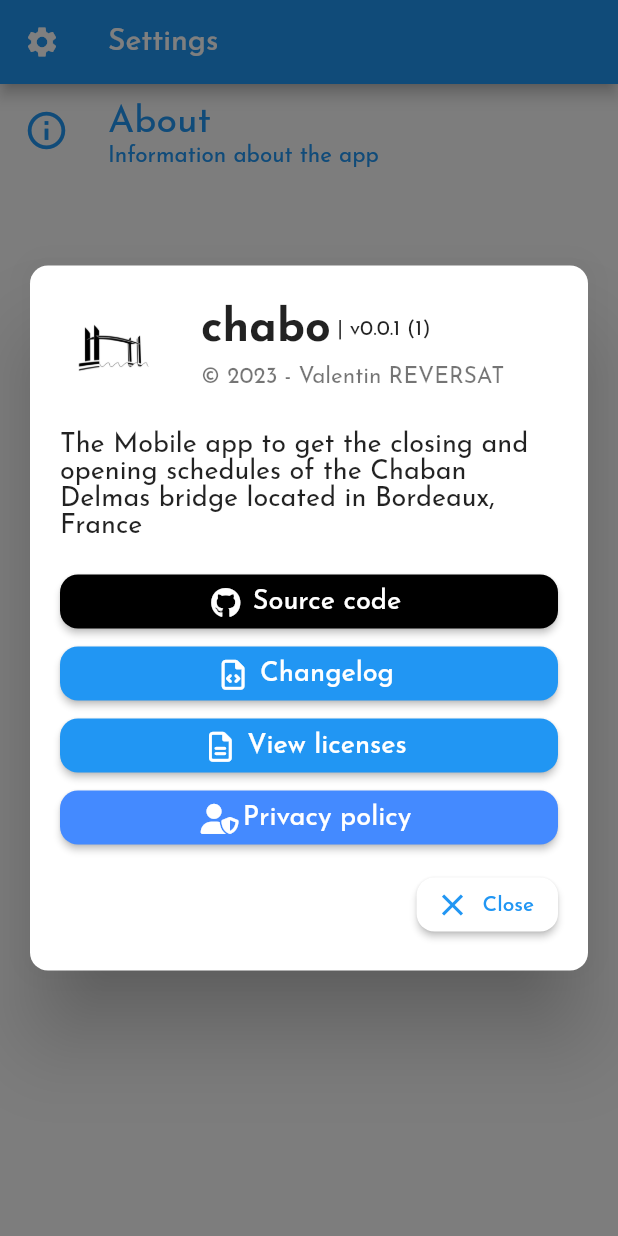
After one commit to vareversat/chabo-app, a Flutter app: the SettingsScreen screen opened directly, after a tap on "About", on a phone screen of 412 x 824 dp. The commit adds this screen. Run offline on Flutter 3.47's test engine with Material 2 defaults, Android fonts, the phone set to English and light mode, and no system bars; our stand-ins replace bloc_concurrency, equatable, flutter_bloc, flutter_markdown, font_awesome_flutter, google_fonts and 2 more; generated files the repository leaves out were written again; network calls fail.

Commit message:
feat(about_info): add about dialog into the settings screen

```diff
--- /dev/null
+++ b/lib/const.dart
@@ -0,0 +1,13 @@
+
+class Const {
+  /// App
+  static const String appName = 'Chabo';
+
+  /// Paths
+  static const String changelogPath = 'CHANGELOG.md';
+  static const String appLogoPath = 'assets/images/chabo_icon.png';
+
+  /// Link
+  static const String githubLink = 'https://github.com/vareversat/carg';
+  static const String privacyInfoLink = 'https://chabo.vareversat.fr/privacy';
+}
--- /dev/null
+++ b/lib/custom_properties.dart
@@ -0,0 +1,5 @@
+class CustomProperties {
+
+  static const double borderRadius = 12;
+
+}
--- /dev/null
+++ b/lib/dialogs/carg_about_dialog.dart
@@ -0,0 +1,226 @@
+import 'package:chabo/const.dart';
+import 'package:chabo/custom_properties.dart';
+import 'package:chabo/screens/changelog_screen.dart';
+import 'package:flutter/material.dart';
+import 'package:flutter_gen/gen_l10n/app_localizations.dart';
+import 'package:font_awesome_flutter/font_awesome_flutter.dart';
+import 'package:package_info_plus/package_info_plus.dart';
+import 'package:url_launcher/url_launcher_string.dart';
+
+class CargAboutDialog extends StatelessWidget {
+  final String _legalLease = '© ${DateTime.now().year} - Valentin REVERSAT';
+  final Widget _iconWidget = Padding(
+      padding: const EdgeInsets.all(5),
+      child: SizedBox(
+        height: 60,
+        width: 60,
+        child: Image.asset(Const.appLogoPath),
+      ));
+
+  CargAboutDialog({Key? key}) : super(key: key);
+
+  void _launchURL(String url, BuildContext context) async {
+    if (await canLaunchUrlString(url)) {
+      await launchUrlString(url, mode: LaunchMode.externalApplication);
+    } else {
+      throw '${AppLocalizations.of(context)!.unableToOpen}$url';
+    }
+  }
+
+  @override
+  Widget build(BuildContext context) {
+    return FutureBuilder<PackageInfo>(
+      builder: (context, snapshot) {
+        if (snapshot.connectionState == ConnectionState.waiting) {
+          return const Center(child: CircularProgressIndicator());
+        }
+        if (snapshot.connectionState == ConnectionState.none &&
+            snapshot.data == null) {
+          return Text(AppLocalizations.of(context)!.unableAppInfo);
+        }
+        return AlertDialog(
+          insetPadding: const EdgeInsets.symmetric(horizontal: 20),
+          titlePadding: const EdgeInsets.all(20),
+          contentPadding: const EdgeInsets.symmetric(horizontal: 20),
+          actionsPadding: const EdgeInsets.fromLTRB(0, 10, 20, 20),
+          title: Row(
+            crossAxisAlignment: CrossAxisAlignment.center,
+            children: <Widget>[
+              IconTheme(data: Theme.of(context).iconTheme, child: _iconWidget),
+              Expanded(
+                child: Padding(
+                  padding: const EdgeInsets.symmetric(horizontal: 24.0),
+                  child: Column(
+                    crossAxisAlignment: CrossAxisAlignment.start,
+                    children: <Widget>[
+                      Row(
+                        children: [
+                          Text(
+                            snapshot.data!.appName,
+                            style: Theme.of(context)
+                                .textTheme
+                                .headlineSmall!
+                                .copyWith(
+                                  fontWeight: FontWeight.bold,
+                                  fontSize: 30,
+                                ),
+                          ),
+                          Text(
+                              ' | v${snapshot.data!.version} (${snapshot.data!.buildNumber})',
+                              style: Theme.of(context).textTheme.bodyMedium),
+                        ],
+                      ),
+                      const SizedBox(height: 10),
+                      Text(
+                        _legalLease,
+                        style: Theme.of(context).textTheme.bodySmall!.copyWith(
+                              fontSize: 15,
+                            ),
+                      ),
+                    ],
+                  ),
+                ),
+              ),
+            ],
+          ),
+          shape: RoundedRectangleBorder(
+              borderRadius:
+                  BorderRadius.circular(CustomProperties.borderRadius)),
+          content: ListBody(children: <Widget>[
+            Text(
+              '${AppLocalizations.of(context)!.appDescription}\n',
+              style: const TextStyle(fontSize: 18),
+            ),
+            ElevatedButton.icon(
+                key: const ValueKey('sourceCodeButton'),
+                onPressed: () => _launchURL(Const.githubLink, context),
+                style: ButtonStyle(
+                    backgroundColor:
+                        MaterialStateProperty.all<Color>(Colors.black),
+                    foregroundColor: MaterialStateProperty.all<Color>(
+                        Theme.of(context).cardColor),
+                    shape: MaterialStateProperty.all<OutlinedBorder>(
+                        RoundedRectangleBorder(
+                            borderRadius: BorderRadius.circular(
+                                CustomProperties.borderRadius)))),
+                label: Text(AppLocalizations.of(context)!.sourceCode,
+                    style: const TextStyle(fontSize: 18)),
+                icon: const Icon(
+                  FontAwesomeIcons.github,
+                  size: 20,
+                )),
+            ElevatedButton.icon(
+                style: ButtonStyle(
+                  backgroundColor: MaterialStateProperty.all<Color>(
+                      Theme.of(context).colorScheme.secondary),
+                  foregroundColor: MaterialStateProperty.all<Color>(
+                      Theme.of(context).cardColor),
+                  shape: MaterialStateProperty.all<OutlinedBorder>(
+                    RoundedRectangleBorder(
+                      borderRadius: BorderRadius.circular(
+                        CustomProperties.borderRadius,
+                      ),
+                    ),
+                  ),
+                ),
+                onPressed: () => Navigator.push(
+                      context,
+                      MaterialPageRoute(
+                        builder: (context) => const ChangeLogScreen(),
+                      ),
+                    ),
+                label: Text(AppLocalizations.of(context)!.changelog,
+                    style: const TextStyle(fontSize: 18)),
+                icon: const Icon(
+                  FontAwesomeIcons.fileCode,
+                  size: 20,
+                )),
+            ElevatedButton.icon(
+                style: ButtonStyle(
+                  backgroundColor: MaterialStateProperty.all<Color>(
+                      Theme.of(context).primaryColor),
+                  foregroundColor: MaterialStateProperty.all<Color>(
+                      Theme.of(context).cardColor),
+                  shape: MaterialStateProperty.all<OutlinedBorder>(
+                    RoundedRectangleBorder(
+                      borderRadius: BorderRadius.circular(
+                        CustomProperties.borderRadius,
+                      ),
+                    ),
+                  ),
+                ),
+                onPressed: () {
+                  showLicensePage(
+                    context: context,
+                    applicationName: snapshot.data!.appName,
+                    applicationVersion:
+                        'v${snapshot.data!.version}+${snapshot.data!.buildNumber}',
+                    applicationIcon: _iconWidget,
+                    applicationLegalese: _legalLease,
+                  );
+                },
+                label: Text(
+                  MaterialLocalizations.of(context).viewLicensesButtonLabel[0] +
+                      MaterialLocalizations.of(context)
+                          .viewLicensesButtonLabel
+                          .substring(1)
+                          .toLowerCase(),
+                  style: const TextStyle(
+                    fontSize: 18,
+                  ),
+                ),
+                icon: const Icon(
+                  FontAwesomeIcons.fileLines,
+                  size: 20,
+                )),
+            ElevatedButton.icon(
+                key: const ValueKey('privacyButton'),
+                onPressed: () => _launchURL(Const.privacyInfoLink, context),
+                style: ButtonStyle(
+                  backgroundColor:
+                      MaterialStateProperty.all<Color>(Colors.blueAccent),
+                  foregroundColor: MaterialStateProperty.all<Color>(
+                      Theme.of(context).cardColor),
+                  shape: MaterialStateProperty.all<OutlinedBorder>(
+                    RoundedRectangleBorder(
+                      borderRadius: BorderRadius.circular(
+                        CustomProperties.borderRadius,
+                      ),
+                    ),
+                  ),
+                ),
+                label: Text(AppLocalizations.of(context)!.privacyPolicy,
+                    style: const TextStyle(fontSize: 18)),
+                icon: const Icon(
+                  FontAwesomeIcons.userShield,
+                  size: 20,
+                ))
+          ]),
+          actions: <Widget>[
+            ElevatedButton.icon(
+              style: ButtonStyle(
+                backgroundColor: MaterialStateProperty.all<Color>(Colors.white),
+                foregroundColor: MaterialStateProperty.all<Color>(
+                    Theme.of(context).primaryColor),
+                shape: MaterialStateProperty.all<OutlinedBorder>(
+                  RoundedRectangleBorder(
+                    borderRadius: BorderRadius.circular(
+                      CustomProperties.borderRadius,
+                    ),
+                  ),
+                ),
+              ),
+              onPressed: () => {Navigator.pop(context)},
+              icon: const Icon(Icons.close),
+              label: Text(
+                MaterialLocalizations.of(context).closeButtonLabel,
+              ),
+            )
+          ],
+          scrollable: true,
+        );
+      },
+      future: PackageInfo.fromPlatform(),
+    );
+  }
+}
--- a/lib/l10n/app_en.arb
+++ b/lib/l10n/app_en.arb
@@ -24,7 +24,15 @@
     "dialogInformationContentClosing_time": "closing time",
     "dialogInformationContentTime_of_crossing": "estimated time of crossing",
     "errorScreenContentError": "Error",
-    "errorScreenContentMessage": "Unable to fetch the next Chaban bridge forecast",
+    "errorScreenContentMessage": "An error occurred while opening this page. Please find technical information below",
     "errorScreenContentTechnical_Info": "Technical information",
-    "lisOfUpcomingClosures": "List of upcoming closures"
+    "lisOfUpcomingClosures": "List of upcoming closures",
+    "unableAppInfo": "Unable to get application information",
+    "unableToOpen": "Unable to open the web page",
+    "appDescription": "The Mobile app to get the closing and opening schedules of the Chaban Delmas bridge located in Bordeaux, France",
+    "sourceCode": "Source code",
+    "changelog": "Changelog",
+    "privacyPolicy": "Privacy policy",
+    "informationAboutTheApp": "Information about the app",
+    "about": "About"
 }
--- a/lib/l10n/app_fr.arb
+++ b/lib/l10n/app_fr.arb
@@ -24,7 +24,15 @@
     "dialogInformationContentClosing_time": "durée de fermeture",
     "dialogInformationContentTime_of_crossing": "heure de passage estimée",
     "errorScreenContentError": "Erreur",
-    "errorScreenContentMessage": "Impossible de récupérer les prochaines prévisions du pont Chaban",
+    "errorScreenContentMessage": "Une erreur est survenue lors de l'ouverture de cette page. Veuillez trouver les informations techniques ci-dessous",
     "errorScreenContentTechnical_Info": "Informations techniques",
-    "lisOfUpcomingClosures": "Liste des prochaines perturbations"
+    "lisOfUpcomingClosures": "Liste des prochaines perturbations",
+    "unableAppInfo": "Impossible d'obtenir les informations de l'application",
+    "unableToOpen": "Impossible d'ouvrir la page ",
+    "appDescription": "L'application Mobile pour connaître les horaires de fermeture et d'ouverture du pont Chaban Delmas situé à Bordeaux, France",
+    "sourceCode": "Code source",
+    "changelog": "Journal des modifications",
+    "privacyPolicy": "Politique de confidentialité",
+    "informationAboutTheApp": "Informations concernant l'application",
+    "about": "À propos"
 }
--- /dev/null
+++ b/lib/screens/changelog_screen.dart
@@ -0,0 +1,38 @@
+import 'package:chabo/const.dart';
+import 'package:chabo/screens/error_screen.dart';
+import 'package:flutter/material.dart';
+import 'package:flutter/services.dart';
+import 'package:flutter_gen/gen_l10n/app_localizations.dart';
+import 'package:flutter_markdown/flutter_markdown.dart';
+
+class ChangeLogScreen extends StatelessWidget {
+  const ChangeLogScreen({Key? key}) : super(key: key);
+
+  @override
+  Widget build(BuildContext context) {
+    return Scaffold(
+      appBar: AppBar(
+        title: Text(
+          AppLocalizations.of(context)!.changelog,
+        ),
+      ),
+      body: FutureBuilder(
+        future: rootBundle.loadString(
+          Const.changelogPath,
+        ),
+        builder: (BuildContext context, AsyncSnapshot<String> snapshot) {
+          if (snapshot.hasData) {
+            return Markdown(data: snapshot.data!);
+          } else if (!snapshot.hasData) {
+            return ErrorScreen(
+              errorMessage: snapshot.error!.toString(),
+            );
+          }
+          return const Center(
+            child: CircularProgressIndicator(),
+          );
+        },
+      ),
+    );
+  }
+}
--- a/lib/screens/settings_screen.dart
+++ b/lib/screens/settings_screen.dart
@@ -1,3 +1,4 @@
+import 'package:chabo/dialogs/carg_about_dialog.dart';
 import 'package:flutter/material.dart';
 import 'package:flutter_gen/gen_l10n/app_localizations.dart';
 
@@ -12,8 +13,33 @@ class SettingsScreen extends StatelessWidget {
             const Hero(tag: 'settingsButtonIcon', child: Icon(Icons.settings)),
         title: Text(AppLocalizations.of(context)!.settingsTitle),
       ),
-      body: const Center(
-        child: Text('Work in progress...'),
+      body: SingleChildScrollView(
+        child: Column(
+          children: [ListTile(
+            key: const ValueKey('aboutButton'),
+            subtitle: Text(
+                AppLocalizations.of(context)!.informationAboutTheApp,
+                style: const TextStyle(fontSize: 15)),
+            selected: true,
+            leading: const Icon(
+              Icons.info_outline,
+              size: 30,
+            ),
+            onTap: () async => await showGeneralDialog(
+                transitionDuration: const Duration(milliseconds: 300),
+                context: context,
+                pageBuilder: (BuildContext context,
+                    Animation<double> animation,
+                    Animation<double> secondaryAnimation) {
+                  return CargAboutDialog();
+                }),
+            title: Text(
+              AppLocalizations.of(context)!.about,
+              style: TextStyle(
+                  color: Theme.of(context).primaryColor, fontSize: 25),
+            ),
+          ),],
+        ),
       ),
     );
   }
--- a/lib/widgets/chaban_bridge_status_widget.dart
+++ b/lib/widgets/chaban_bridge_status_widget.dart
@@ -1,3 +1,4 @@
+import 'package:chabo/custom_properties.dart';
 import 'package:chabo/models/chaban_bridge_status.dart';
 import 'package:chabo/widgets/chaban_bridge_forecast_list_item.dart';
 import 'package:flutter/material.dart';
@@ -23,7 +24,7 @@ class ChabanBridgeStatusWidget extends StatelessWidget {
               color: bridgeStatus.getBackgroundColor(),
               borderRadius: const BorderRadius.all(
                 Radius.circular(
-                  10,
+                  CustomProperties.borderRadius,
                 ),
               ),
             ),
--- a/pubspec.yaml
+++ b/pubspec.yaml
@@ -16,6 +16,8 @@ dependencies:
   bloc_concurrency: ^0.2.0
   intl: ^0.17.0
   font_awesome_flutter: ^10.1.0
+  package_info_plus: ^3.0.3
+  flutter_markdown: ^0.6.14
   google_fonts: ^4.0.0
   file: ^6.1.4 # Prevent build errors (https://stackoverflow.com/questions/73561012/flutter-the-method-file-create-has-fewer-named-arguments-than-those-of-overrid)
   flutter:
@@ -23,7 +25,7 @@ dependencies:
   flutter_localizations:
     sdk: flutter
   cupertino_icons: ^1.0.2
-  url_launcher: ^6.1.5
+  url_launcher: ^6.1.7
 
 dev_dependencies:
   flutter_test:
@@ -34,6 +36,8 @@ dev_dependencies:
 flutter:
   generate: true
   uses-material-design: true
+  assets:
+    - assets/images/chabo_icon.png
 
 flutter_icons:
   ios: true
```
Also changed, not shown: pubspec.lock, 2 other files.
